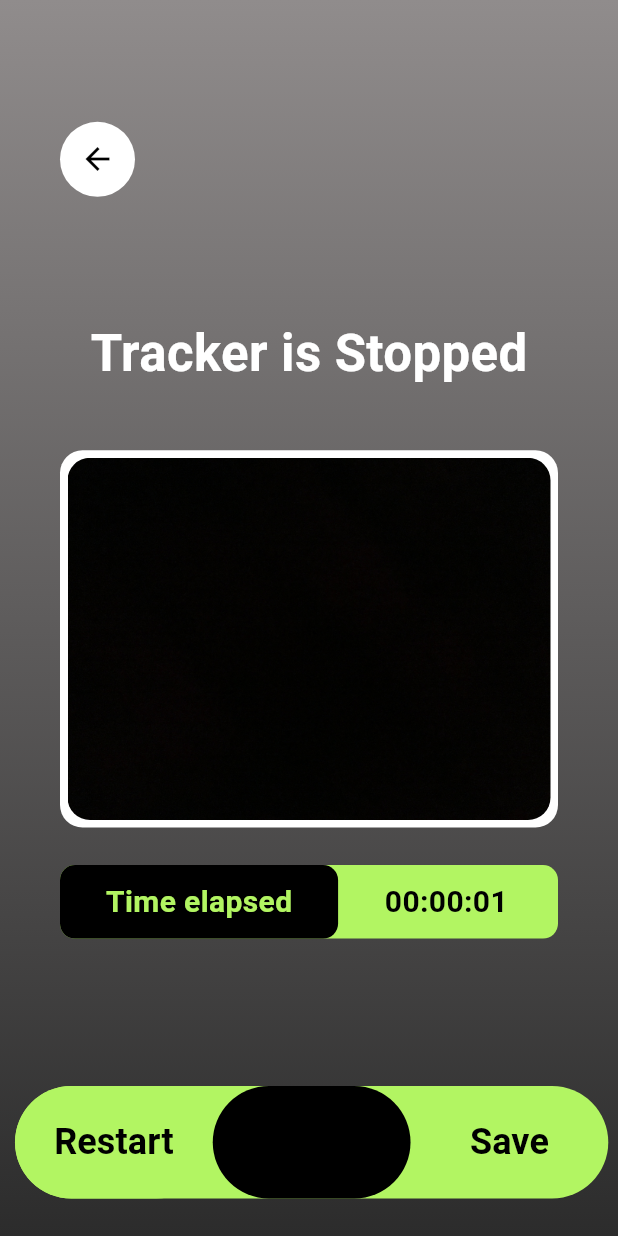
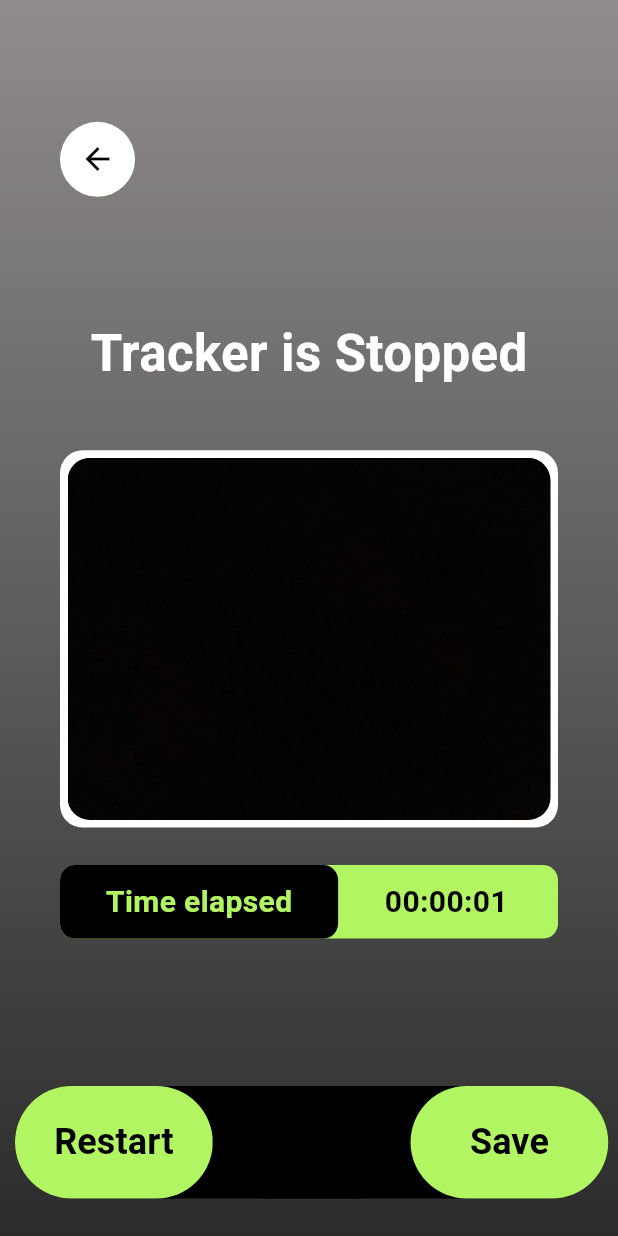
Before and after one commit to robypurnomo/coba, a Flutter app: the TrackPage screen opened directly, after a tap on "Start", after a tap on "Stop", on a phone screen of 412 x 824 dp. Run offline on Flutter 3.47's test engine with Material 3 defaults, Android fonts, the phone set to English and light mode, and no system bars; our stand-ins replace flick_video_player, video_player; network calls fail.

```diff
--- a/lib/api/api.dart
+++ b/lib/api/api.dart
@@ -29,7 +29,7 @@ Future<String> login(String username, String password) async {
   } else {
     // If the server did not return a 201 CREATED response,
     // then throw an exception.
-    throw Exception('Failed to login.');
+    return '';
   }
 }
 
--- a/lib/page/track.dart
+++ b/lib/page/track.dart
@@ -258,10 +258,9 @@ class TrackPageState extends State<TrackPage> {
         duration: const Duration(milliseconds: 200),
         height: 75,
         margin: const EdgeInsets.only(left: 10.0, right: 10.0, bottom: 25.0),
-        decoration: BoxDecoration(
-          color:
-              (isTracking || !doneTracking == true) ? Colors.black : lightGreen,
-          borderRadius: const BorderRadius.all(
+        decoration: const BoxDecoration(
+          color: Colors.black,
+          borderRadius: BorderRadius.all(
             Radius.circular(50),
           ),
         ),
@@ -312,8 +311,7 @@ class TrackPageState extends State<TrackPage> {
                   height: 75,
                   width: MediaQuery.of(context).size.width * 0.32,
                   decoration: BoxDecoration(
-                    color:
-                        isTracking == true ? Colors.black : Colors.transparent,
+                    color: doneTracking == true ? lightGreen : Colors.black,
                     borderRadius: const BorderRadius.all(
                       Radius.circular(40),
                     ),
```
Also changed, not shown: lib/page/history.dart (+17 -4 lines), lib/page/login_page.dart (+26 -9 lines).
